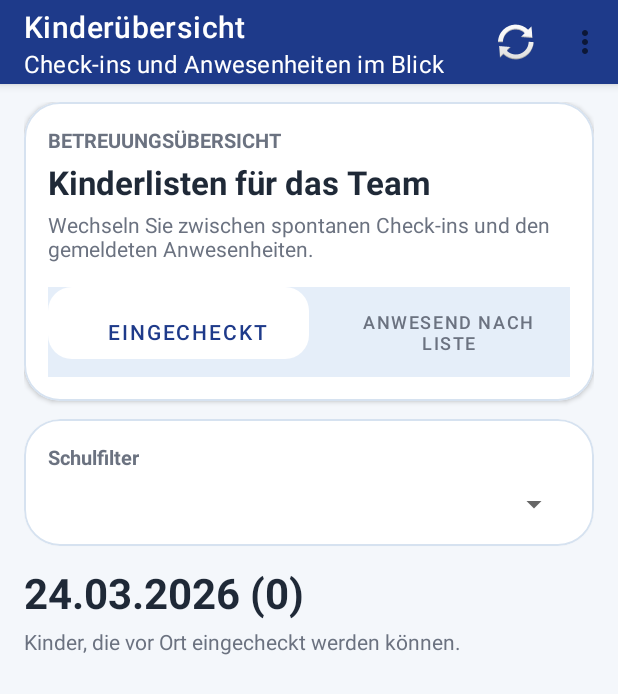
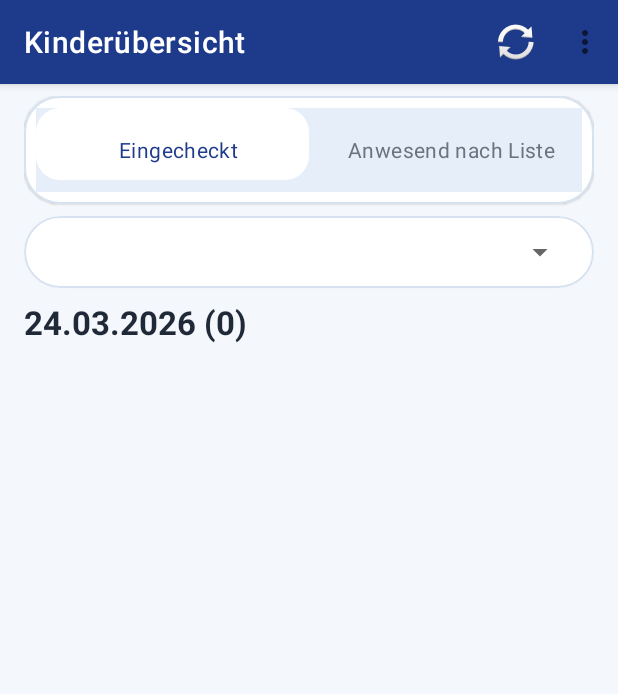
Before and after one commit to bavxhack/skib-App, an Android app: the ChildListMainActivity screen opened directly, with no data from a screen before it, on a phone screen of 412 x 824 dp. Shown: the top 694 px of the screen. Run offline under Robolectric (Android 15) with nearby library versions, the light colour scheme and no system bars; our stand-ins replace Volley; libraries missing offline, so code that uses them is left out: com.facebook.drawee, com.jaredrummler.materialspinner; plain views replace MaterialSpinner; 3 statements that could not run were skipped.

Commit message:
Slim down child list screen chrome

```diff
--- a/SKIBin_old/app/src/main/res/layout/activity_child_list_main.xml
+++ b/SKIBin_old/app/src/main/res/layout/activity_child_list_main.xml
@@ -18,8 +18,6 @@
             android:layout_width="match_parent"
             android:layout_height="?attr/actionBarSize"
             android:background="@color/colorPrimary"
-            app:subtitle="@string/childListHeaderSubtitle"
-            app:subtitleTextColor="@color/white"
             app:title="@string/childListHeaderTitle"
             app:titleTextColor="@color/white" />
     </com.google.android.material.appbar.AppBarLayout>
@@ -30,55 +28,29 @@
         android:layout_height="match_parent"
         android:orientation="vertical"
         android:paddingStart="@dimen/default_margin"
-        android:paddingTop="12dp"
+        android:paddingTop="8dp"
         android:paddingEnd="@dimen/default_margin"
-        android:paddingBottom="@dimen/default_margin">
+        android:paddingBottom="8dp">
 
         <com.google.android.material.card.MaterialCardView
             style="@style/Widget.SKIBin.Card"
             android:layout_width="match_parent"
             android:layout_height="wrap_content"
-            android:layout_marginBottom="12dp"
-            app:cardElevation="2dp">
+            android:layout_marginBottom="8dp"
+            app:cardElevation="1dp">
 
             <LinearLayout
                 android:layout_width="match_parent"
                 android:layout_height="wrap_content"
                 android:orientation="vertical"
-                android:padding="16dp">
-
-                <TextView
-                    android:layout_width="wrap_content"
-                    android:layout_height="wrap_content"
-                    android:text="@string/childListSegmentLabel"
-                    android:textColor="@color/grey"
-                    android:textSize="13sp"
-                    android:textStyle="bold" />
-
-                <TextView
-                    android:layout_width="wrap_content"
-                    android:layout_height="wrap_content"
-                    android:layout_marginTop="4dp"
-                    android:text="@string/childListSegmentTitle"
-                    android:textColor="@color/black"
-                    android:textSize="22sp"
-                    android:textStyle="bold" />
-
-                <TextView
-                    android:layout_width="wrap_content"
-                    android:layout_height="wrap_content"
-                    android:layout_marginTop="4dp"
-                    android:text="@string/childListSegmentDescription"
-                    android:textColor="@color/grey"
-                    android:textSize="14sp" />
+                android:padding="8dp">
 
                 <com.google.android.material.tabs.TabLayout
                     android:id="@+id/tabChildList"
                     android:layout_width="match_parent"
                     android:layout_height="wrap_content"
-                    android:layout_marginTop="16dp"
                     android:background="@color/surfaceMuted"
-                    android:padding="6dp"
+                    android:padding="4dp"
                     app:tabBackground="@drawable/bg_child_list_tab"
                     app:tabGravity="fill"
                     app:tabIndicator="@android:color/transparent"
@@ -86,7 +58,7 @@
                     app:tabMode="fixed"
                     app:tabRippleColor="@color/surfaceMuted"
                     app:tabSelectedTextColor="@color/colorPrimary"
-                    app:tabTextAppearance="@style/TextAppearance.MaterialComponents.Button"
+                    app:tabTextAppearance="@style/TextAppearance.MaterialComponents.Body2"
                     app:tabTextColor="@color/grey" />
             </LinearLayout>
         </com.google.android.material.card.MaterialCardView>
--- a/SKIBin_old/app/src/main/res/layout/fragment_checkinlist.xml
+++ b/SKIBin_old/app/src/main/res/layout/fragment_checkinlist.xml
@@ -10,28 +10,20 @@
         style="@style/Widget.SKIBin.Card"
         android:layout_width="match_parent"
         android:layout_height="wrap_content"
-        android:layout_marginBottom="12dp"
+        android:layout_marginBottom="8dp"
         app:cardElevation="1dp">
 
         <LinearLayout
             android:layout_width="match_parent"
             android:layout_height="wrap_content"
             android:orientation="vertical"
-            android:padding="16dp">
-
-            <TextView
-                android:layout_width="wrap_content"
-                android:layout_height="wrap_content"
-                android:text="@string/childListFilterLabel"
-                android:textColor="@color/grey"
-                android:textSize="13sp"
-                android:textStyle="bold" />
+            android:padding="12dp">
 
             <com.jaredrummler.materialspinner.MaterialSpinner
                 android:id="@+id/schulenChooseCheckin"
                 android:layout_width="match_parent"
                 android:layout_height="wrap_content"
-                android:layout_marginTop="10dp" />
+                android:layout_marginTop="0dp" />
         </LinearLayout>
     </com.google.android.material.card.MaterialCardView>
 
@@ -41,22 +33,14 @@
         android:layout_height="wrap_content"
         android:text="TextView"
         android:textColor="@color/black"
-        android:textSize="28sp"
+        android:textSize="22sp"
         android:textStyle="bold" />
-
-    <TextView
-        android:layout_width="match_parent"
-        android:layout_height="wrap_content"
-        android:layout_marginTop="4dp"
-        android:text="@string/childListCheckinDescription"
-        android:textColor="@color/grey"
-        android:textSize="14sp" />
 
     <androidx.recyclerview.widget.RecyclerView
         android:id="@+id/recyclerCheckinlIst"
         android:layout_width="match_parent"
         android:layout_height="match_parent"
-        android:layout_marginTop="16dp"
+        android:layout_marginTop="10dp"
         android:clipToPadding="false"
-        android:paddingBottom="24dp" />
+        android:paddingBottom="12dp" />
 </LinearLayout>
```
Also changed, not shown: SKIBin_old/app/src/main/res/layout/childlistelement.xml (+16 -16 lines), SKIBin_old/app/src/main/res/layout/fragment_kinderliste.xml (+6 -22 lines).
